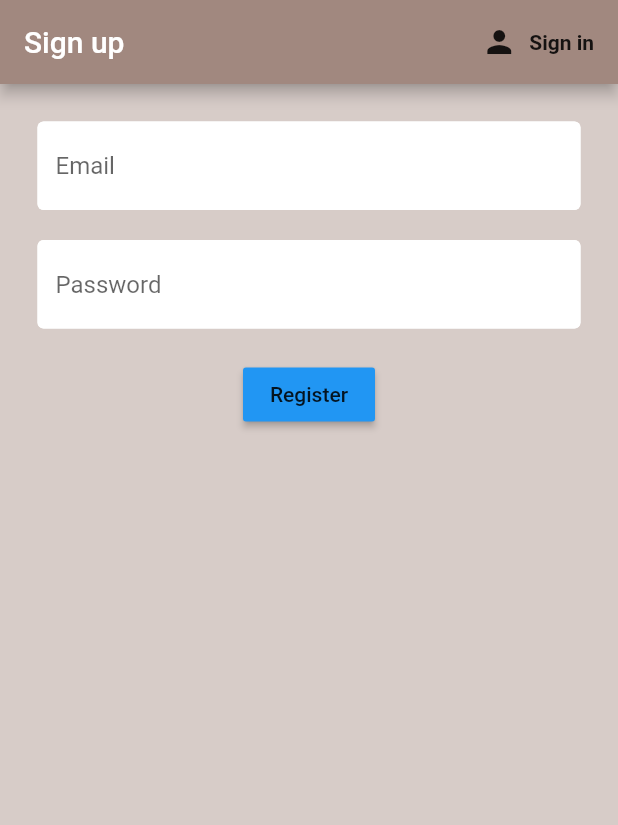
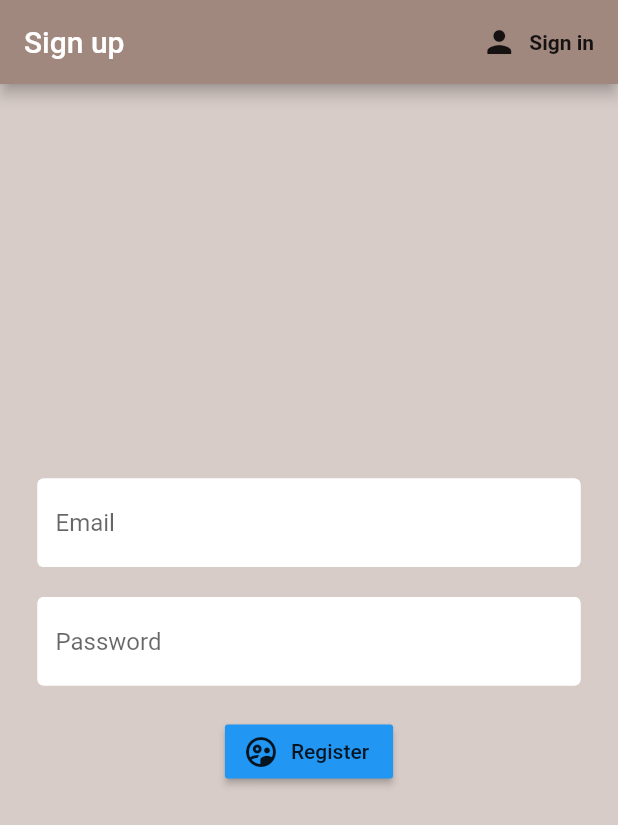
Before and after one commit to 0x4bd0/grabACoffee, a Flutter app: the screen it shows after launch, after a tap on "Login", after a tap on "Sign up", on a phone screen of 412 x 824 dp. Shown: the top 825 px of the screen. Run offline on Flutter 3.47's test engine with Material 2 defaults, Android fonts, the phone set to English and light mode, and no system bars; our stand-ins replace firebase_auth; accounts and stored records are empty.

Commit message:
finished style

```diff
--- a/lib/screens/auth/sign_in.dart
+++ b/lib/screens/auth/sign_in.dart
@@ -44,6 +44,8 @@ class _SignInState extends State<SignIn> {
             key : _form_key,
             child:
              Column(
+               mainAxisAlignment: MainAxisAlignment.center,
+               crossAxisAlignment: CrossAxisAlignment.center,
                children : <Widget>[
                TextFormField(
                  decoration: textFormFieldDecoration.copyWith(hintText: 'Email'),
@@ -66,9 +68,10 @@ class _SignInState extends State<SignIn> {
                  obscureText: true,
                ),
                SizedBox(height : 20),
-               RaisedButton(
-                 color : Colors.green[500],
-                 child : Text('Login'),
+               RaisedButton.icon(
+                 icon : Icon(Icons.login),
+                 color : Colors.cyan[600],
+                 label : Text('Login'),
                  onPressed: () async{
                  if(_form_key.currentState.validate()){
                    dynamic res = await _auth.signIn(email, password);
--- a/lib/screens/auth/sign_up.dart
+++ b/lib/screens/auth/sign_up.dart
@@ -45,6 +45,8 @@ class _SignUpState extends State<SignUp> {
             key : _form_key,
             child:
              Column(
+               mainAxisAlignment: MainAxisAlignment.center,
+               crossAxisAlignment: CrossAxisAlignment.center,
                children : <Widget>[
                TextFormField(
                  decoration: textFormFieldDecoration.copyWith(hintText: 'Email'),
@@ -67,9 +69,10 @@ class _SignUpState extends State<SignUp> {
                  obscureText: true,
                ),
                SizedBox(height : 20),
-               RaisedButton(
+               RaisedButton.icon(
                  color : Colors.blue[500],
-                 child : Text('Register'),
+                 icon : Icon(Icons.supervised_user_circle_outlined),
+                 label : Text('Register'),
                  onPressed: () async{
                  if(_form_key.currentState.validate()){
                    dynamic res  = await _auth.signUp(email, password);
@@ -81,6 +84,7 @@ class _SignUpState extends State<SignUp> {
                  }
                  },
                ),
+               SizedBox(height : 20),
                Text(error,
                 style:TextStyle(color:Colors.red[400])),
                ]
```
